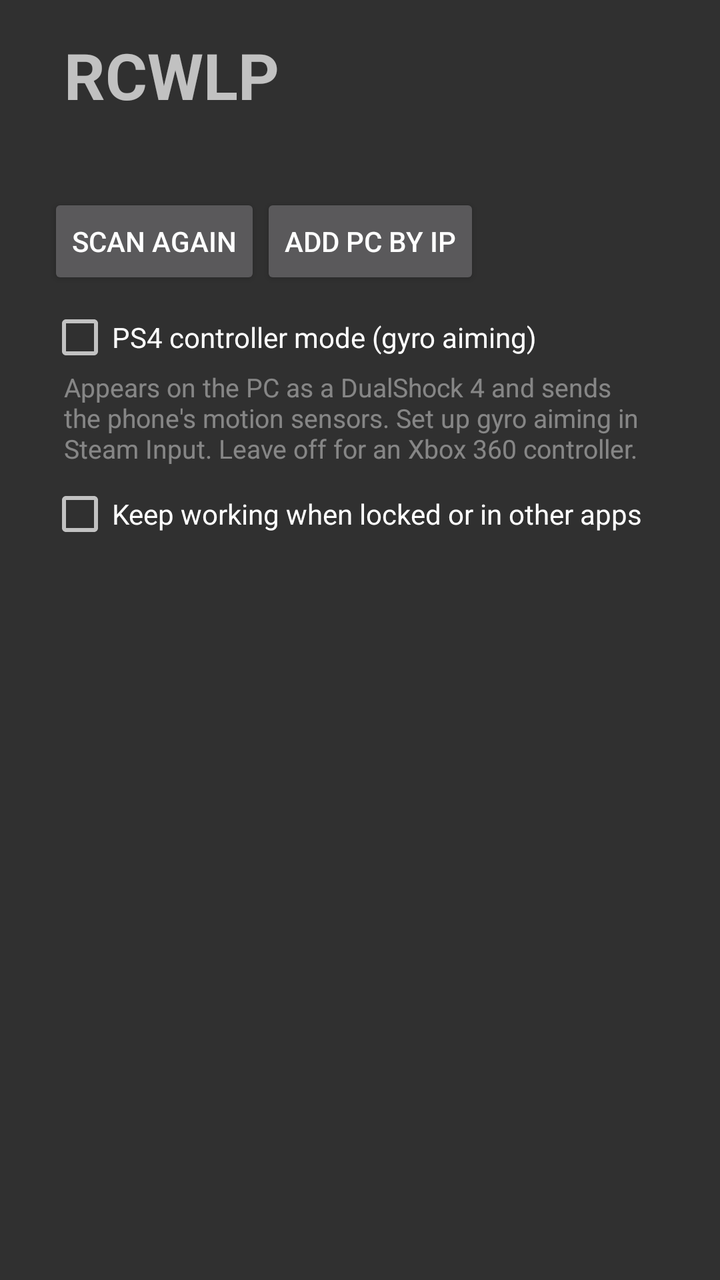
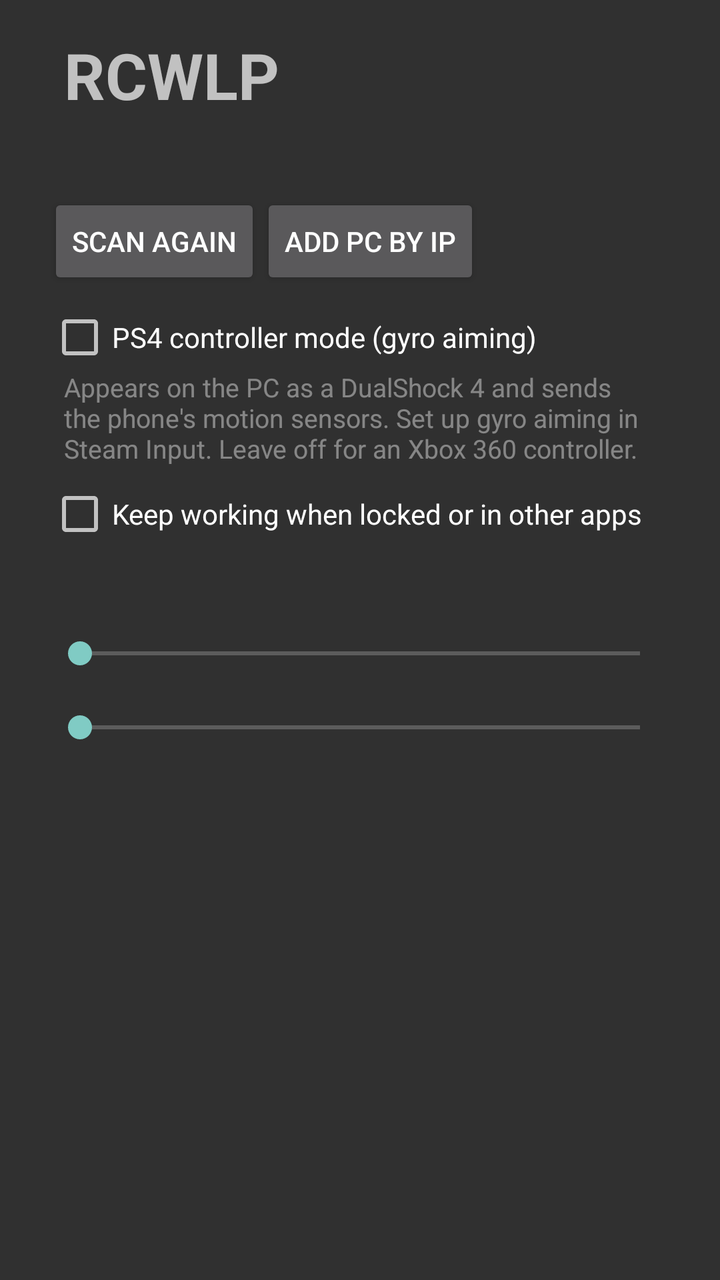

Compare the two renders of this Android layout. The source of the first and the diff that turns it into the second are given below.
<!-- AndroidManifest.xml: application theme android:Theme.Material.NoActionBar -->
<!-- res/layout/activity_main.xml -->
<?xml version="1.0" encoding="utf-8"?>
<LinearLayout xmlns:android="http://schemas.android.com/apk/res/android"
    android:layout_width="match_parent"
    android:layout_height="match_parent"
    android:fitsSystemWindows="true"
    android:orientation="vertical"
    android:padding="16dp">

    <TextView
        android:layout_width="wrap_content"
        android:layout_height="wrap_content"
        android:paddingHorizontal="16dp"
        android:text="@string/app_name"
        android:textSize="32sp"
        android:textStyle="bold" />

    <TextView
        android:id="@+id/controller_label"
        android:layout_width="match_parent"
        android:layout_height="wrap_content"
        android:paddingHorizontal="16dp"
        android:paddingTop="8dp"
        android:textSize="16sp" />

    <LinearLayout
        android:layout_width="match_parent"
        android:layout_height="wrap_content"
        android:orientation="horizontal"
        android:paddingHorizontal="8dp"
        android:paddingVertical="8dp">

        <Button
            android:id="@+id/scan_button"
            android:layout_width="wrap_content"
            android:layout_height="wrap_content"
            android:text="@string/scan" />

        <Button
            android:id="@+id/add_button"
            android:layout_width="wrap_content"
            android:layout_height="wrap_content"
            android:text="@string/add_by_ip" />
    </LinearLayout>

    <CheckBox
        android:id="@+id/ps4_mode"
        android:layout_width="match_parent"
        android:layout_height="wrap_content"
        android:layout_marginHorizontal="8dp"
        android:text="@string/ps4_mode" />

    <TextView
        android:id="@+id/ps4_mode_hint"
        android:layout_width="match_parent"
        android:layout_height="wrap_content"
        android:alpha="0.6"
        android:paddingHorizontal="16dp"
        android:paddingBottom="8dp"
        android:text="@string/ps4_mode_hint"
        android:textSize="13sp" />

    <CheckBox
        android:id="@+id/background_mode"
        android:layout_width="match_parent"
        android:layout_height="wrap_content"
        android:layout_marginHorizontal="8dp"
        android:text="@string/background_mode" />

    <TextView
        android:id="@+id/background_status"
        android:layout_width="match_parent"
        android:layout_height="wrap_content"
        android:alpha="0.6"
        android:paddingHorizontal="16dp"
        android:textSize="13sp" />

    <Button
        android:id="@+id/shizuku_button"
        android:layout_width="wrap_content"
        android:layout_height="wrap_content"
        android:layout_marginHorizontal="8dp"
        android:visibility="gone" />

    <TextView
        android:id="@+id/scan_status"
        android:layout_width="match_parent"
        android:layout_height="wrap_content"
        android:alpha="0.7"
        android:paddingHorizontal="16dp" />

    <ScrollView
        android:layout_width="match_parent"
        android:layout_height="0dp"
        android:layout_weight="1">

        <LinearLayout
            android:id="@+id/host_list"
            android:layout_width="match_parent"
            android:layout_height="wrap_content"
            android:orientation="vertical" />
    </ScrollView>

    <TextView
        android:id="@+id/version"
        android:layout_width="match_parent"
        android:layout_height="wrap_content"
        android:alpha="0.4"
        android:paddingHorizontal="16dp"
        android:paddingTop="8dp"
        android:textSize="12sp" />
</LinearLayout>
<!-- resources referenced by this layout -->
<resources>
  <string name="add_by_ip">Add PC by IP</string>
  <string name="app_name">RCWLP</string>
  <string name="background_mode">Keep working when locked or in other apps</string>
  <string name="ps4_mode">PS4 controller mode (gyro aiming)</string>
  <string name="ps4_mode_hint">Appears on the PC as a DualShock 4 and sends the phone\'s motion sensors. Set up gyro aiming in Steam Input. Leave off for an Xbox 360 controller.</string>
  <string name="scan">Scan again</string>
</resources>

<!-- the commit's change to res/layout/activity_main.xml (unified diff, before → after) -->
@@ -82,6 +82,32 @@
         android:visibility="gone" />
 
     <TextView
+        android:id="@+id/stick_deadzone_label"
+        android:layout_width="match_parent"
+        android:layout_height="wrap_content"
+        android:paddingHorizontal="16dp"
+        android:paddingTop="8dp" />
+
+    <SeekBar
+        android:id="@+id/stick_deadzone"
+        android:layout_width="match_parent"
+        android:layout_height="wrap_content"
+        android:layout_marginHorizontal="8dp" />
+
+    <TextView
+        android:id="@+id/trigger_deadzone_label"
+        android:layout_width="match_parent"
+        android:layout_height="wrap_content"
+        android:paddingHorizontal="16dp" />
+
+    <SeekBar
+        android:id="@+id/trigger_deadzone"
+        android:layout_width="match_parent"
+        android:layout_height="wrap_content"
+        android:layout_marginHorizontal="8dp"
+        android:paddingBottom="8dp" />
+
+    <TextView
         android:id="@+id/scan_status"
         android:layout_width="match_parent"
         android:layout_height="wrap_content"
